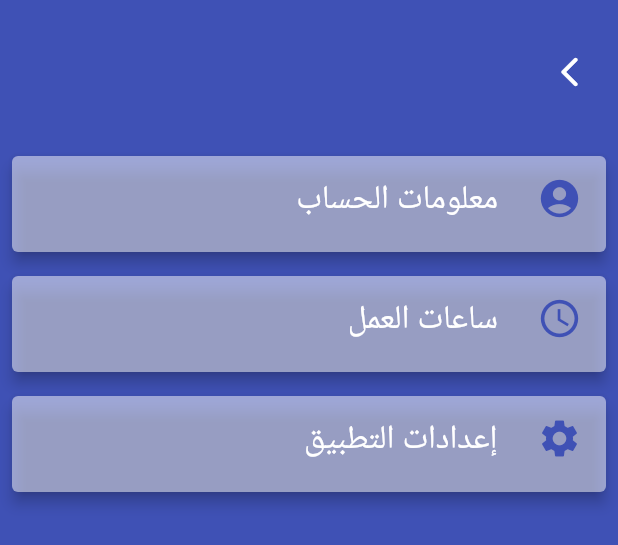
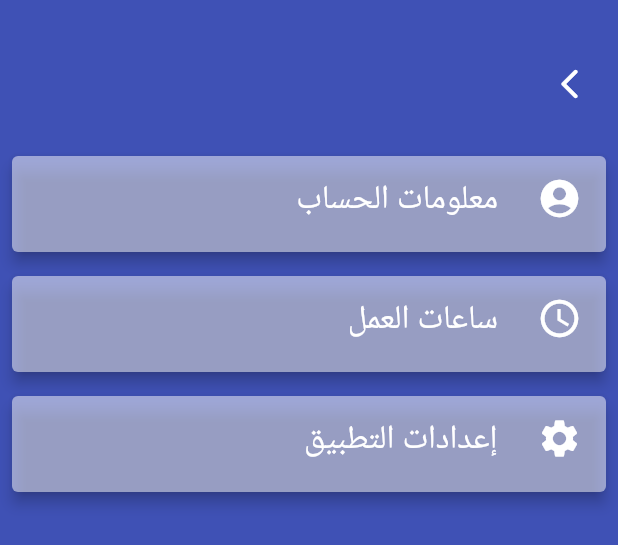
Before and after one commit to omzer/shawar-salon, a Flutter app: the BookingPageDrawer widget shown alone on an empty page, opened directly, on a phone screen of 412 x 824 dp. Shown: the top 545 px of the screen. Run offline on Flutter 3.47's test engine with Material 2 defaults, Android fonts, the phone set to English and light mode, and no system bars; our stand-ins replace avatar_glow, get.

Commit message:
Polish drawer items

```diff
--- a/lib/main.dart
+++ b/lib/main.dart
@@ -1,7 +1,7 @@
 import 'package:flutter/material.dart';
 import 'package:get/get.dart';
-import 'package:shawar_salon/booking_page/booking_page.dart';
 import 'package:shawar_salon/services/theme_service.dart';
+import 'package:shawar_salon/ui/booking_page/booking_page.dart';
 
 import 'localization/Messages.dart';
 
--- a/lib/booking_page/drawer/drawer_item.dart
+++ b/lib/ui/booking_page/drawer/drawer_item.dart
@@ -26,7 +26,7 @@ class DrawerItem extends StatelessWidget {
             Navigator.pop(context);
             Get.to(direction);
           },
-          leading: Icon(icon, size: 30, color: Theme.of(context).primaryColor),
+          leading: Icon(icon, size: 30, color: Colors.white),
           title: Text(text, style: TextStyle(fontSize: 22)),
         ),
       ),
--- a/lib/booking_page/drawer/page_drawer.dart
+++ b/lib/ui/booking_page/drawer/page_drawer.dart
@@ -51,7 +51,7 @@ class BookingPageDrawer extends StatelessWidget {
 
   Widget _buildTopSpacer(context) {
     return Container(
-      margin: EdgeInsets.all(8),
+      margin: EdgeInsets.fromLTRB(0, 16, 8, 0),
       width: double.infinity,
       height: 80,
       child: Align(
```
Also changed, not shown: lib/ui/booking_page/booking_page.dart (renamed from lib/booking_page/booking_page.dart, +5 -4 lines), lib/ui/booking_page/widgets/booking_btn.dart (renamed from lib/booking_page/widgets/booking_btn.dart), lib/ui/booking_page/widgets/booking_info.dart (renamed from lib/booking_page/widgets/booking_info.dart), lib/ui/booking_page/widgets/shop_status.dart (renamed from lib/booking_page/widgets/shop_status.dart), lib/ui/booking_page/widgets/user_info.dart (renamed from lib/booking_page/widgets/user_info.dart).
